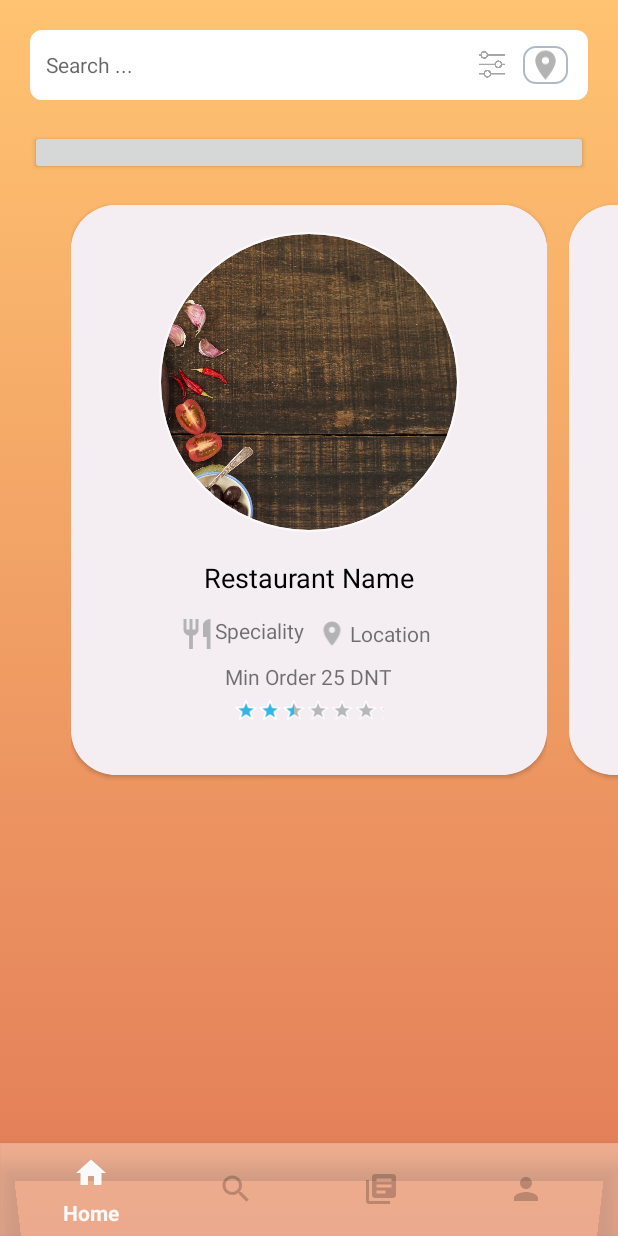
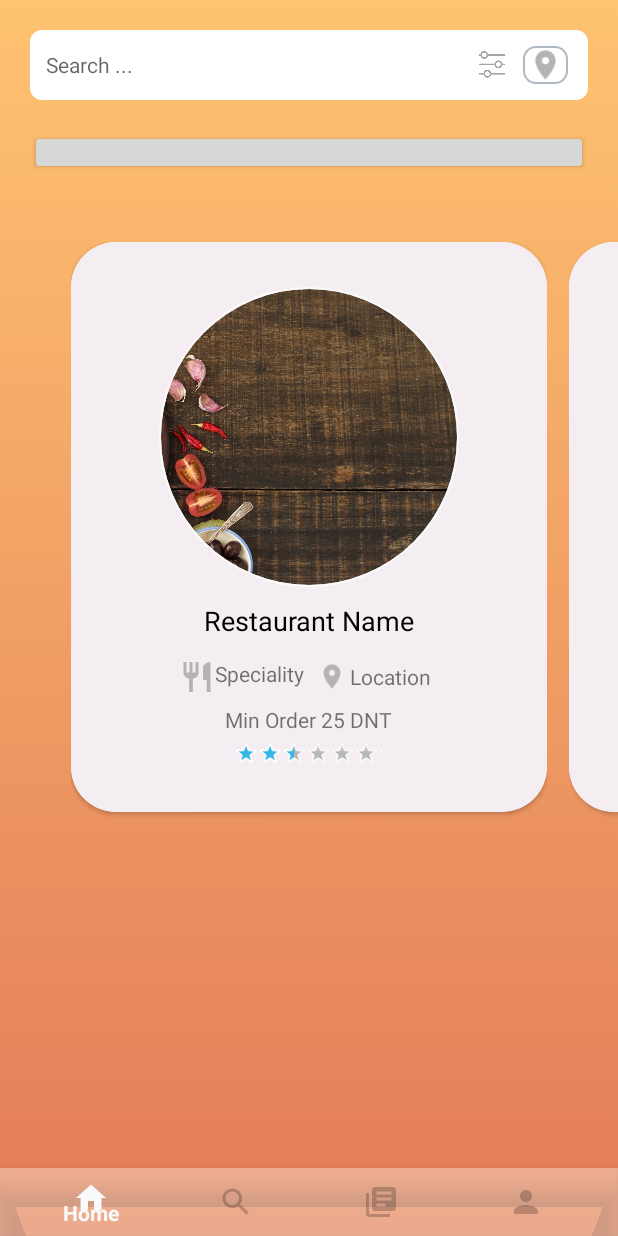
Before and after one commit to HodaLaabidi/ubserfood, an Android app: the screen it shows after launch once a user with an empty profile is signed in (MainActivity), on a phone screen of 412 x 824 dp. Run offline under Robolectric (Android 15) with nearby library versions, the phone set to English and light mode, and no system bars; our stand-ins replace Firebase (no records; nobody signed in at launch, a user with empty details on screens opened directly); libraries missing offline, so code that uses them is left out: com.mikhaellopez.circularimageview, com.tmall.ultraviewpager, com.tooltip, com.yarolegovich.discretescrollview, lib.kingja.switchbutton; plain views replace CircularImageView, SwitchMultiButton; 3 statements that could not run were skipped.

Commit message:
01/04/2019 at night

```diff
--- a/app/src/main/java/com/example/uberfood/activities/FirstScreenActivity.java
+++ b/app/src/main/java/com/example/uberfood/activities/FirstScreenActivity.java
@@ -67,9 +67,7 @@ public class FirstScreenActivity extends AppCompatActivity {
         searchButton.setOnClickListener(new View.OnClickListener() {
             @Override
             public void onClick(View v) {
-                Intent intent = new Intent(FirstScreenActivity.this , SearchActivity.class);
-                startActivity(intent);
-                finish();
+
             }
         });
 
--- a/app/src/main/java/com/example/uberfood/activities/MainActivity.java
+++ b/app/src/main/java/com/example/uberfood/activities/MainActivity.java
@@ -1,5 +1,6 @@
 package com.example.uberfood.activities;
 
+import android.content.Intent;
 import android.support.annotation.NonNull;
 import android.support.design.widget.BottomNavigationView;
 import android.support.v4.app.Fragment;
@@ -16,6 +17,8 @@ import com.example.uberfood.fragments.HomeFragment;
 import com.example.uberfood.fragments.OrdersFragment;
 import com.example.uberfood.fragments.ProfilFragment;
 import com.example.uberfood.fragments.SearchFragment;
+import com.google.firebase.auth.FirebaseAuth;
+import com.google.firebase.auth.FirebaseUser;
 
 public class MainActivity extends AppCompatActivity {
 
@@ -41,6 +44,15 @@ public class MainActivity extends AppCompatActivity {
     }
 
     private void initializeFragments() {
+
+        FirebaseAuth auth = FirebaseAuth.getInstance() ;
+        final FirebaseUser firebaseUser = auth.getCurrentUser();
+        if (firebaseUser == null) {
+          Intent intent = new Intent(MainActivity.this , LoginActivity.class);
+          startActivity(intent);
+          finish();
+
+        }
 
 
 
--- a/app/src/main/res/layout/activity_main.xml
+++ b/app/src/main/res/layout/activity_main.xml
@@ -18,7 +18,7 @@
     <android.support.design.widget.BottomNavigationView
         android:id="@+id/main_nav_bar"
         android:layout_width="match_parent"
-        android:layout_height="62dp"
+        android:layout_height="45dp"
         app:itemIconTint="@color/tint_icon_view_pager"
         app:itemTextColor="@color/tint_icon_view_pager"
         android:layout_alignParentEnd="true"
--- a/app/src/main/res/layout/activity_search.xml
+++ b/app/src/main/res/layout/activity_search.xml
@@ -3,6 +3,7 @@
     xmlns:app="http://schemas.android.com/apk/res-auto"
     xmlns:tools="http://schemas.android.com/tools"
     android:layout_width="match_parent"
+    android:layout_marginBottom="45dp"
     android:orientation="vertical"
     android:background="@drawable/background_color"
     android:layout_height="match_parent"
--- a/app/src/main/res/layout/fragment_delivery.xml
+++ b/app/src/main/res/layout/fragment_delivery.xml
@@ -2,14 +2,15 @@
 <FrameLayout xmlns:android="http://schemas.android.com/apk/res/android"
     xmlns:tools="http://schemas.android.com/tools"
     android:layout_width="match_parent"
-    android:layout_gravity="top"
-    android:layout_marginTop="60dp"
-    android:layout_height="match_parent"
+    android:layout_gravity="center"
+
+    android:layout_height="wrap_content"
     tools:context=".fragments.DeliveryFragment">
 
 
    <android.support.v4.view.ViewPager
-     android:layout_gravity="top"
+       android:layout_marginTop="30dp"
+     android:layout_gravity="center"
        android:clipToPadding="false"
        android:overScrollMode="never"
        android:id="@+id/viewPager"
--- a/app/src/main/res/layout/fragment_home.xml
+++ b/app/src/main/res/layout/fragment_home.xml
@@ -8,6 +8,7 @@
     tools:context=".fragments.HomeFragment">
 
     <LinearLayout
+        android:layout_marginBottom="45dp"
         android:orientation="vertical"
         android:layout_width="match_parent"
         android:layout_height="match_parent">
@@ -79,6 +80,7 @@
 
 
         <android.support.v4.view.ViewPager
+            android:layout_gravity="center"
             android:id="@+id/home_fragment_view_pager"
             android:layout_width="match_parent"
             android:layout_height="match_parent"/>
--- a/app/src/main/res/layout/fragment_orders.xml
+++ b/app/src/main/res/layout/fragment_orders.xml
@@ -8,6 +8,7 @@
 
 
   <ScrollView
+      android:layout_marginBottom="47dp"
       android:layout_width="match_parent"
       android:layout_height="match_parent">
       <LinearLayout
--- a/app/src/main/res/layout/fragment_profil.xml
+++ b/app/src/main/res/layout/fragment_profil.xml
@@ -70,7 +70,7 @@
             android:id="@+id/disconnect_button"
             android:gravity="center_horizontal"
             android:layout_alignParentBottom="true"
-           android:layout_marginBottom="80dp"
+           android:layout_marginBottom="70dp"
             android:layout_width="match_parent"
             android:layout_height="wrap_content">
             <android.support.v7.widget.AppCompatTextView
--- a/app/src/main/res/layout/fragment_search.xml
+++ b/app/src/main/res/layout/fragment_search.xml
@@ -2,6 +2,7 @@
 <FrameLayout xmlns:android="http://schemas.android.com/apk/res/android"
     xmlns:tools="http://schemas.android.com/tools"
     android:background="@drawable/background_color"
+    android:layout_marginBottom="45dp"
     android:layout_width="match_parent"
     android:layout_height="match_parent"
     tools:context=".fragments.SearchFragment">
--- a/app/src/main/res/layout/item_view_pager_delivery.xml
+++ b/app/src/main/res/layout/item_view_pager_delivery.xml
@@ -7,22 +7,20 @@
     xmlns:tools="http://schemas.android.com/tools"
     android:gravity="center"
     android:layout_gravity="center"
-    android:layout_height="match_parent"
+    android:layout_height="wrap_content"
     tools:context=".fragments.ItemViewPagerDeliveryFragment"
     xmlns:app="http://schemas.android.com/apk/res-auto">
 
     <android.support.v7.widget.CardView
-
         android:background="@color/lightWhite"
-        android:elevation="10dp"
+        android:elevation="20dp"
         app:cardCornerRadius="30dp"
-        android:layout_marginTop="20dp"
-        android:layout_marginBottom="100dp"
         android:layout_width="match_parent"
-        android:layout_height="380dp">
+        android:layout_height="wrap_content">
         <LinearLayout
             android:background="@color/lightWhite"
-            android:paddingTop="10dp"
+            android:paddingTop="30dp"
+            android:paddingBottom="30dp"
             android:orientation="vertical"
             android:layout_width="match_parent"
             android:layout_height="match_parent">
```
Also changed, not shown: app/src/main/res/layout/activity_first_screen.xml (+19 -9 lines).
